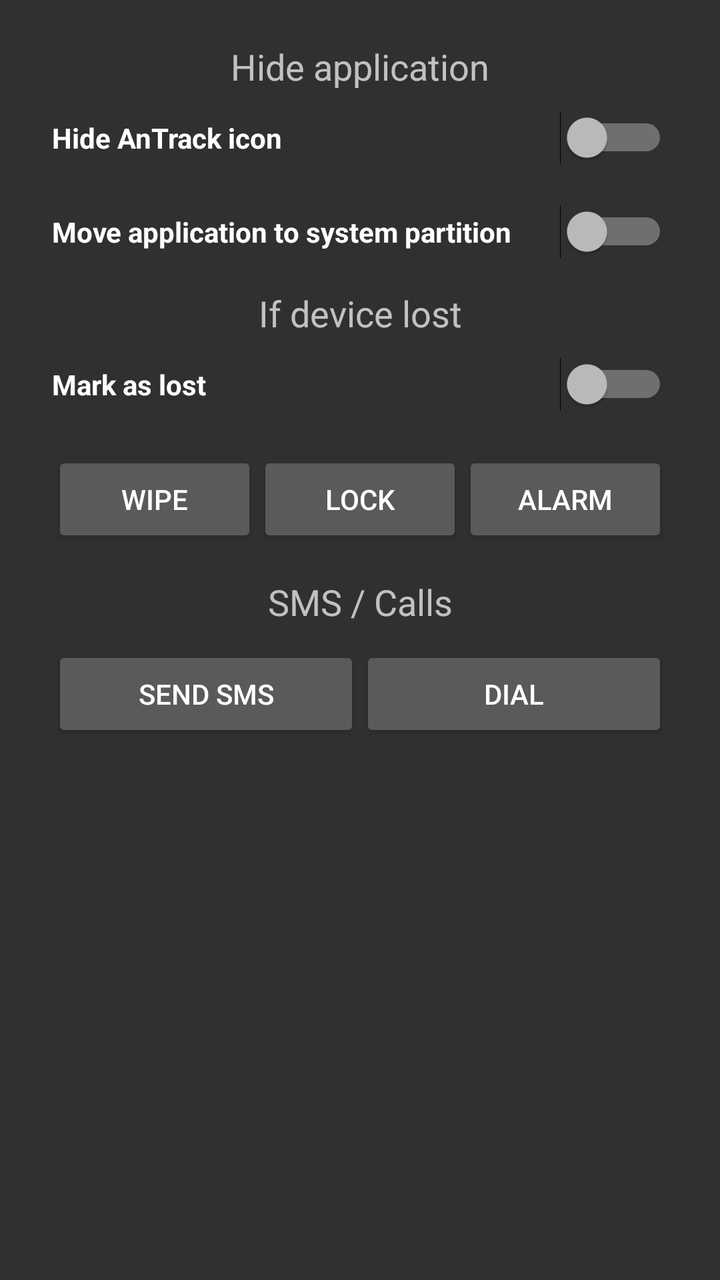
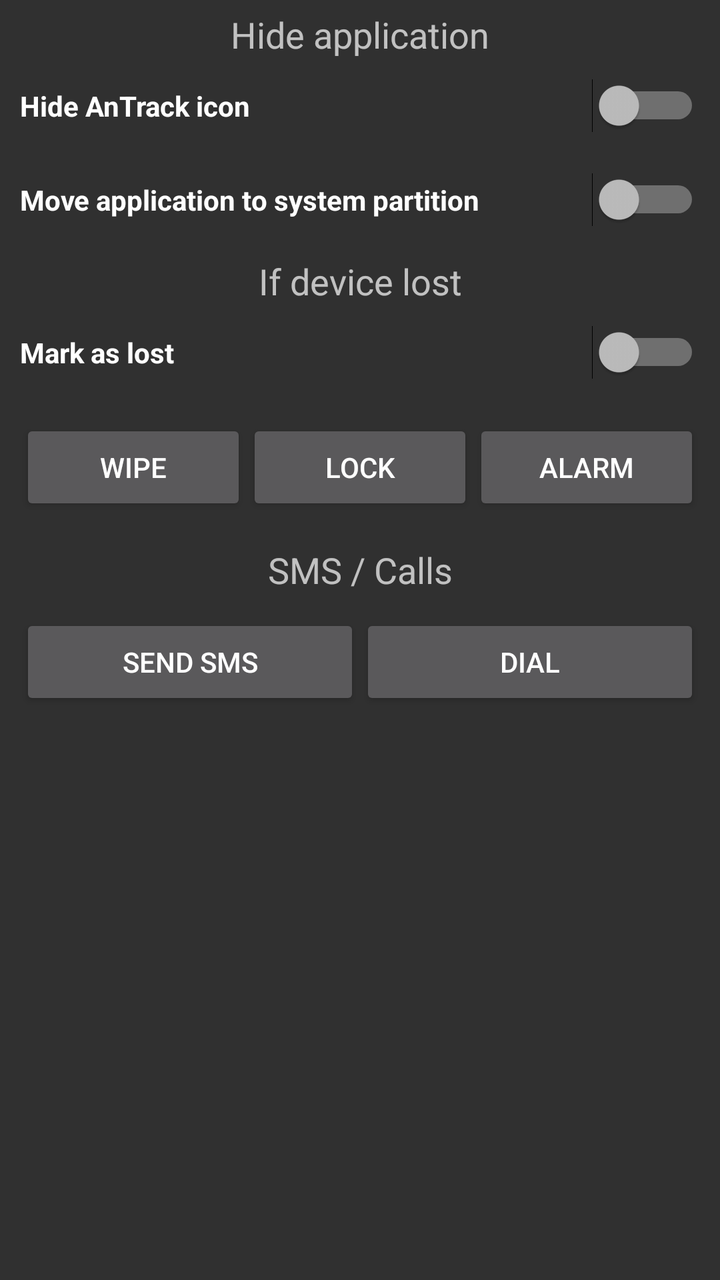

Compare the two renders of this Android layout. The source of the first and the diff that turns it into the second are given below.
<!-- AndroidManifest.xml: application theme AppTheme -->
<!-- res/layout/fragment_control.xml -->
<ScrollView
    xmlns:android="http://schemas.android.com/apk/res/android"
    android:id="@+id/scroll"
    android:layout_width="match_parent"
    android:layout_height="wrap_content">

<LinearLayout
    xmlns:android="http://schemas.android.com/apk/res/android"
    xmlns:tools="http://schemas.android.com/tools"
    android:layout_width="match_parent"
    android:layout_height="wrap_content"
    android:paddingLeft="@dimen/activity_horizontal_margin"
    android:paddingRight="@dimen/activity_horizontal_margin"
    android:paddingTop="@dimen/activity_vertical_margin"
    android:paddingBottom="@dimen/activity_vertical_margin"
    tools:context="org.antrack.app.ui.MainActivity"
    android:orientation="vertical">

    <TextView
        android:layout_width="match_parent"
        android:layout_height="wrap_content"
        android:text="@string/hide_application"
        android:textSize="18sp"
        android:gravity="center"
        android:layout_marginTop="5dp" />

    <Switch
        android:layout_width="fill_parent"
        android:layout_height="wrap_content"
        android:text="@string/hide_icon"
        android:id="@+id/fragment_control_hide"
        android:checked="false"
        android:textStyle="bold"
        android:layout_margin="10dp"
        />

    <Switch
        android:layout_width="fill_parent"
        android:layout_height="wrap_content"
        android:text="@string/move_to_system"
        android:id="@+id/fragment_control_system"
        android:checked="false"
        android:textStyle="bold"
        android:layout_margin="10dp"
        />

    <TextView
        android:layout_width="match_parent"
        android:layout_height="wrap_content"
        android:text="@string/if_device_lost"
        android:textSize="18sp"
        android:gravity="center"
        android:layout_marginTop="5dp" />

    <Switch
        android:layout_width="fill_parent"
        android:layout_height="wrap_content"
        android:text="@string/mark_as_lost"
        android:id="@+id/fragment_control_lost"
        android:checked="false"
        android:textStyle="bold"
        android:layout_margin="10dp" />

    <LinearLayout
        android:layout_width="match_parent"
        android:layout_height="wrap_content"
        android:layout_margin="10dp"
        android:gravity="center"
        >

        <Button
            android:layout_width="0dp"
            android:layout_height="wrap_content"
            android:text="@string/wipe"
            android:id="@+id/fragment_control_wipe"
            android:layout_weight="0.33"
            />

        <Button
            android:layout_width="0dp"
            android:layout_height="wrap_content"
            android:text="@string/lock"
            android:id="@+id/fragment_control_lock"
            android:layout_weight="0.33"
            />

        <Button
            android:layout_width="0dp"
            android:layout_height="wrap_content"
            android:text="@string/alarm"
            android:id="@+id/fragment_control_alarm"
            android:layout_weight="0.33"
            />

    </LinearLayout>

    <TextView
        android:layout_width="match_parent"
        android:layout_height="wrap_content"
        android:text="@string/sms_calls"
        android:textSize="18sp"
        android:gravity="center"
        android:layout_marginTop="5dp" />

    <LinearLayout
        android:layout_width="match_parent"
        android:layout_height="wrap_content"
        android:layout_margin="10dp"
        android:gravity="center"
        >

        <Button
            android:layout_width="0dp"
            android:layout_height="wrap_content"
            android:text="@string/send_sms"
            android:id="@+id/fragment_control_sms"
            android:layout_weight="0.5"
            />

        <Button
            android:layout_width="0dp"
            android:layout_height="wrap_content"
            android:text="@string/dial"
            android:id="@+id/fragment_control_call"
            android:layout_weight="0.5"
            />

    </LinearLayout>
</LinearLayout>
</ScrollView>
<!-- resources referenced by this layout -->
<resources>
  <dimen name="activity_horizontal_margin">16dp</dimen>
  <dimen name="activity_vertical_margin">16dp</dimen>
  <string name="alarm">Alarm</string>
  <string name="dial">Dial</string>
  <string name="hide_application">Hide application</string>
  <string name="hide_icon">Hide AnTrack icon</string>
  <string name="if_device_lost">If device lost</string>
  <string name="lock">Lock</string>
  <string name="mark_as_lost">Mark as lost</string>
  <string name="move_to_system">Move application to system partition</string>
  <string name="send_sms">Send SMS</string>
  <string name="sms_calls">SMS / Calls</string>
  <string name="wipe">Wipe</string>
  <style name="AppTheme" parent="Theme.AppCompat.NoActionBar">
          
          <item name="windowActionBar">false</item>
          <item name="windowNoTitle">true</item>
      </style>
</resources>

<!-- the commit's change to res/layout/fragment_control.xml (unified diff, before → after) -->
@@ -9,10 +9,6 @@
     xmlns:tools="http://schemas.android.com/tools"
     android:layout_width="match_parent"
     android:layout_height="wrap_content"
-    android:paddingLeft="@dimen/activity_horizontal_margin"
-    android:paddingRight="@dimen/activity_horizontal_margin"
-    android:paddingTop="@dimen/activity_vertical_margin"
-    android:paddingBottom="@dimen/activity_vertical_margin"
     tools:context="org.antrack.app.ui.MainActivity"
     android:orientation="vertical">
 
<!-- resource entries referenced after the edit -->
@@ -1,7 +1,5 @@
 <!-- resources referenced by this layout -->
 <resources>
-  <dimen name="activity_horizontal_margin">16dp</dimen>
-  <dimen name="activity_vertical_margin">16dp</dimen>
   <string name="alarm">Alarm</string>
   <string name="dial">Dial</string>
   <string name="hide_application">Hide application</string>
